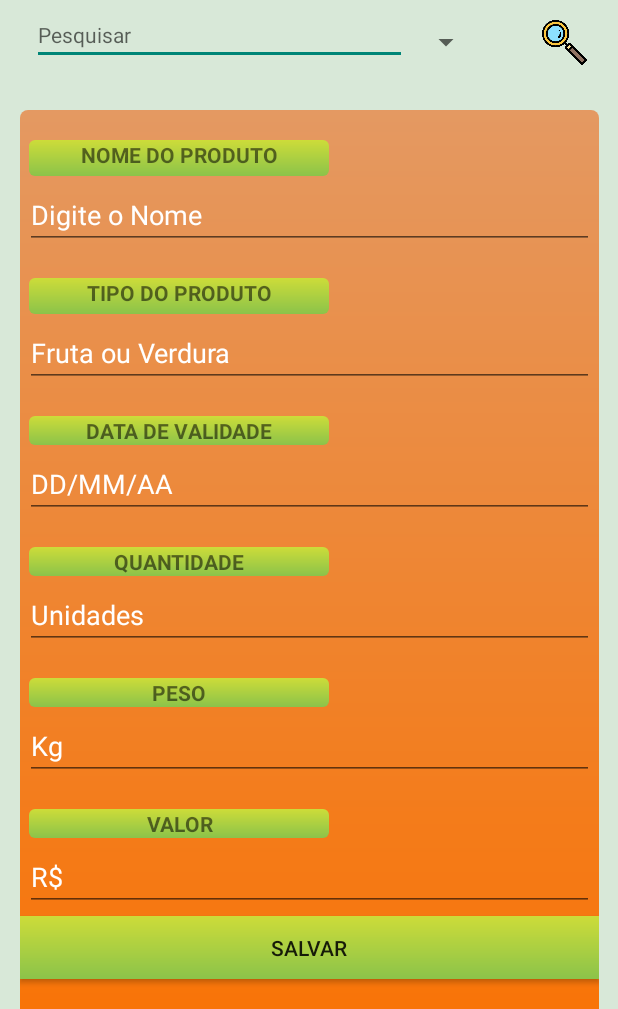
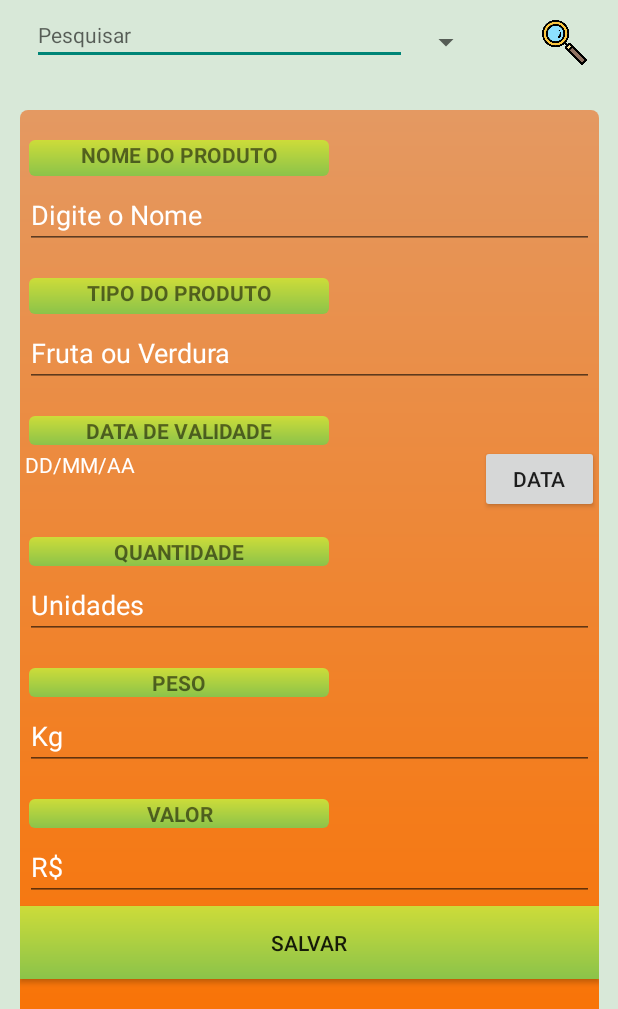
Before and after one commit to RCBaumann/FrutasdoZe, an Android app: the AdicionarFragment screen opened through its navigation route, after a tap on "SALVAR", on a phone screen of 412 x 824 dp, the part 227-1236 px from its top. Run offline under Robolectric (Android 15) with nearby library versions, the phone set to English and light mode, and no system bars; our stand-ins replace Room's generated code; Roboto replaces fonts that are not available here.

Commit message:
ajustar datepicker

```diff
--- a/app/src/main/java/com/graxa/frutasdoz/fragments/add/AdicionarFragment.kt
+++ b/app/src/main/java/com/graxa/frutasdoz/fragments/add/AdicionarFragment.kt
@@ -1,11 +1,15 @@
 package com.graxa.frutasdoz.fragments.add
 
+import android.app.DatePickerDialog
 import android.os.Bundle
 import android.text.TextUtils
 import androidx.fragment.app.Fragment
 import android.view.LayoutInflater
 import android.view.View
 import android.view.ViewGroup
+import android.widget.Button
+import android.widget.DatePicker
+import android.widget.TextView
 import android.widget.Toast
 import androidx.lifecycle.ViewModelProvider
 import androidx.navigation.fragment.findNavController
@@ -14,35 +18,76 @@ import com.graxa.frutasdoz.model.Produtos
 import com.graxa.frutasdoz.viewmodel.ProdutosViewModel
 import kotlinx.android.synthetic.main.fragment_adicionar.*
 import kotlinx.android.synthetic.main.fragment_adicionar.view.*
+import java.text.SimpleDateFormat
+import java.util.*
 
 class AdicionarFragment : Fragment() {
 
     private lateinit var mProdutosViewModel: ProdutosViewModel
 
+    var btnData: Button? = null
+    var txViewData: TextView? = null
+    var cal: Calendar = Calendar.getInstance()
+
     override fun onCreateView(
         inflater: LayoutInflater, container: ViewGroup?,
         savedInstanceState: Bundle?
     ): View? {
+
+
         // Inflate the layout for this fragment
         val view = inflater.inflate(R.layout.fragment_adicionar, container,false)
-
         mProdutosViewModel = ViewModelProvider(this)[ProdutosViewModel::class.java]
-
-
         view.btnSalvar.setOnClickListener(){
             inserirDados()
         }
 
+//        // get the references from layout file
+//        this.txtViewData.also { txViewData = it }
+//        this.btnData.also { btnData = it }
+//
+//
+//        val dateSetListener = object : DatePickerDialog.OnDateSetListener {
+//            override fun onDateSet(view: DatePicker, year: Int, monthOfYear: Int,
+//                                   dayOfMonth: Int) {
+//                cal.set(Calendar.YEAR, year)
+//                cal.set(Calendar.MONTH, monthOfYear)
+//                cal.set(Calendar.DAY_OF_MONTH, dayOfMonth)
+//                updateDateInView()
+//            }
+//        }
+//
+//        // when you click on the button, show DatePickerDialog that is set with OnDateSetListener
+//        btnData!!.setOnClickListener {
+//            DatePickerDialog(
+//                requireContext(),
+//                dateSetListener,
+//                // set DatePickerDialog to point to today's date when it loads up
+//                cal.get(Calendar.YEAR),
+//                cal.get(Calendar.MONTH),
+//                cal.get(Calendar.DAY_OF_MONTH)
+//            ).show()
+//        }
+
         return view
     }
+
+
+//    private fun updateDateInView() {
+//        val myFormat = "MM/dd/yyyy" // mention the format you need
+//        val sdf = SimpleDateFormat(myFormat, Locale.US)
+//        txViewData!!.text = sdf.format(cal.getTime())
+//    }
+
 
     private fun inserirDados() {
         val nome = et_nome.text.toString()
         val tipoProduto = et_tipo.text.toString()
-        val dataValidade = et_data.text.toString()
+        val dataValidade = txtViewData.text.toString()
         val quantidade = et_quantidade.text.toString()
         val peso = et_peso.text.toString()
         val valor = et_valor.text.toString()
+
 
         if(verificarDados(nome,tipoProduto,dataValidade,quantidade,peso,valor)) {
             //Create Produtos Object
--- a/app/src/main/res/layout/fragment_adicionar.xml
+++ b/app/src/main/res/layout/fragment_adicionar.xml
@@ -76,17 +76,29 @@
             android:textAllCaps="true"
             android:textStyle="bold" />
 
-        <EditText
-            android:id="@+id/et_data"
+        <LinearLayout
             android:layout_width="match_parent"
-            android:layout_height="wrap_content"
-            android:layout_margin="3dp"
-            android:hint="DD/MM/AA"
-            android:maxLength="10"
-            android:imeOptions="actionDone"
-            android:inputType="datetime"
-            android:singleLine="true"
-            android:textColorHint="@color/white" />
+            android:layout_height="45dp"
+            android:orientation="horizontal">
+
+            <androidx.appcompat.widget.AppCompatTextView
+                android:id="@+id/txtViewData"
+                android:layout_width="300dp"
+                android:layout_height="match_parent"
+                android:layout_margin="3dp"
+                android:hint="DD/MM/AA"
+                android:maxLength="10"
+                android:onClick="btnData"
+                android:singleLine="true"
+                android:textColorHint="@color/white" />
+
+            <Button
+                android:id="@+id/btnData"
+                android:layout_width="wrap_content"
+                android:layout_height="wrap_content"
+                android:layout_weight="1"
+                android:text="Data" />
+        </LinearLayout>
 
         <TextView
             android:id="@+id/textView9"
```
Also changed, not shown: app/src/main/java/com/graxa/frutasdoz/MainActivity.kt (+2 -5 lines).
